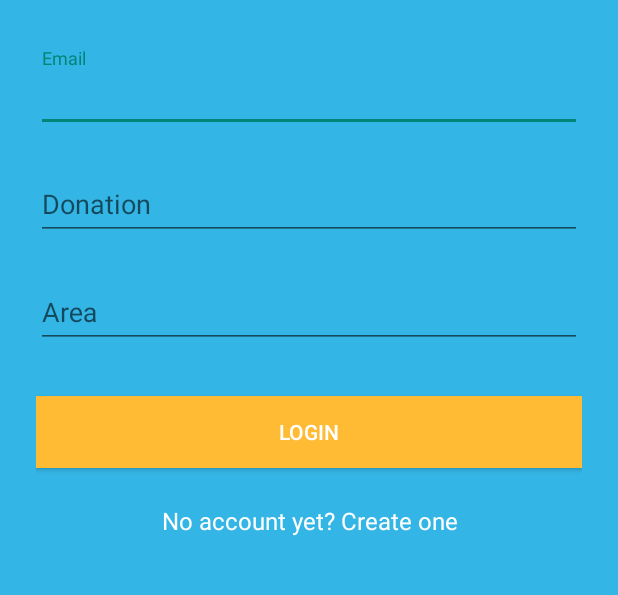
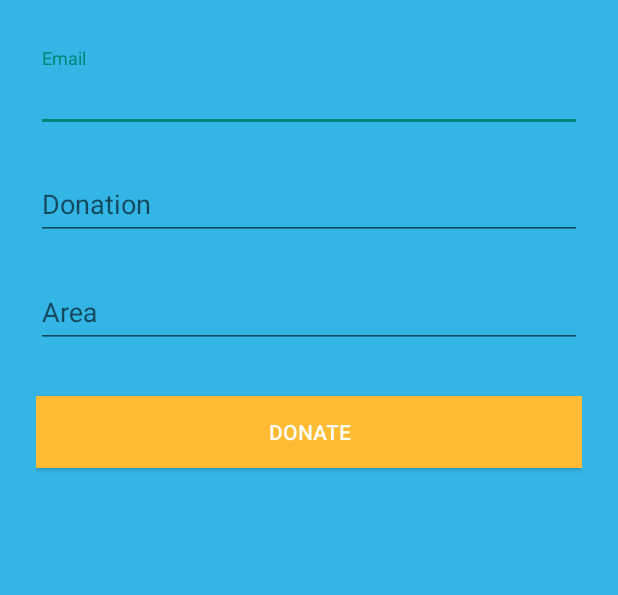
Before and after one commit to zi-yang-zhang/Plant-a-tree, an Android app: the layout activity_donate.xml on its own in the app's theme, with its tools: preview values and no code run, on a phone screen of 412 x 824 dp, the part 192-787 px from its top. Run offline under Robolectric (Android 15) with nearby library versions, the light colour scheme and no system bars.

Commit message:
Completed donate page

```diff
--- a/app/src/main/AndroidManifest.xml
+++ b/app/src/main/AndroidManifest.xml
@@ -22,9 +22,12 @@
         <activity
             android:name=".MainActivity"
             android:label="Plant a Tree" >
+        </activity>
+        <activity
+            android:name=".DonateActivity"
+            android:label="Plant a Tree" >
             <intent-filter>
                 <action android:name="android.intent.action.MAIN" />
-
                 <category android:name="android.intent.category.LAUNCHER" />
             </intent-filter>
         </activity>
--- a/app/src/main/java/com/plantatree/plantatree/adapter/MainAdapter.java
+++ b/app/src/main/java/com/plantatree/plantatree/adapter/MainAdapter.java
@@ -46,8 +46,7 @@ public class MainAdapter extends ArrayAdapter<MainAdapter.DataType> {
 			viewHolder.name.setText(DataType.getDataTypeById(position).getName());
 			SharedPrefHelper sharedPrefHelper = new SharedPrefHelper(mContext);
 			if(sharedPrefHelper.getRateChange()){
-				int oldRate = DataType.getRate(mContext, position);
-				int newRate = oldRate++;
+				int newRate = DataType.getRate(mContext, position)+1;
 				DataType.setRate(mContext,position,newRate);
 				viewHolder.rate.setTextColor(Color.RED);
 				sharedPrefHelper.setRateChange(false);
@@ -55,9 +54,7 @@ public class MainAdapter extends ArrayAdapter<MainAdapter.DataType> {
 				viewHolder.rate.setTextColor(Color.BLACK);
 			}
 			String rate = DataType.getRate(mContext,position) + "%";
-
 			viewHolder.rate.setText(rate);
-
 		}
 		v.setTag(viewHolder);
 		return v;
@@ -90,7 +87,6 @@ public class MainAdapter extends ArrayAdapter<MainAdapter.DataType> {
 			switch (id){
 				case 0:
 					return sharedPrefHelper.getAverageHeight();
-
 				case 1:
 					return sharedPrefHelper.getTypeOfTree();
 				case 2:
--- a/app/src/main/java/com/plantatree/plantatree/receiver/GcmBroadcastReceiver.java
+++ b/app/src/main/java/com/plantatree/plantatree/receiver/GcmBroadcastReceiver.java
@@ -35,7 +35,7 @@ public class GcmBroadcastReceiver extends BroadcastReceiver{
 		if (extras != null && !extras.isEmpty()) {  // has effect of unparcelling Bundle
 			// Since we're not using two way messaging, this is all we really to check for
 			if (GoogleCloudMessaging.MESSAGE_TYPE_MESSAGE.equals(messageType)) {
-				mEventBus = new EventBus();
+				mEventBus = EventBus.newInstance();
 				mEventBus.post(new UpdateEvent());
 				Logger.getLogger("GCM_RECEIVED").log(Level.INFO, extras.toString());
 				SharedPrefHelper sharedPrefHelper = new SharedPrefHelper(context);
--- a/app/src/main/res/layout/activity_donate.xml
+++ b/app/src/main/res/layout/activity_donate.xml
@@ -74,19 +74,10 @@
             android:layout_marginTop="24dp"
             android:layout_marginBottom="24dp"
             android:padding="12dp"
-            android:text="Login"
+            android:text="Donate"
             android:textColor="@android:color/white"
             android:gravity="center"
             android:background="@android:color/holo_orange_light"/>
-
-        <TextView android:id="@+id/link_signup"
-            android:layout_width="fill_parent"
-            android:layout_height="wrap_content"
-            android:layout_marginBottom="24dp"
-            android:text="No account yet? Create one"
-            android:gravity="center"
-            android:textSize="16dip"
-            android:textColor="@android:color/white"/>
 
 
     </LinearLayout>
```
Also changed, not shown: app/src/main/java/com/plantatree/plantatree/DonateActivity.java (+29 -2 lines), app/src/main/java/com/plantatree/plantatree/util/SharedPrefHelper.java (+7 -0 lines).
